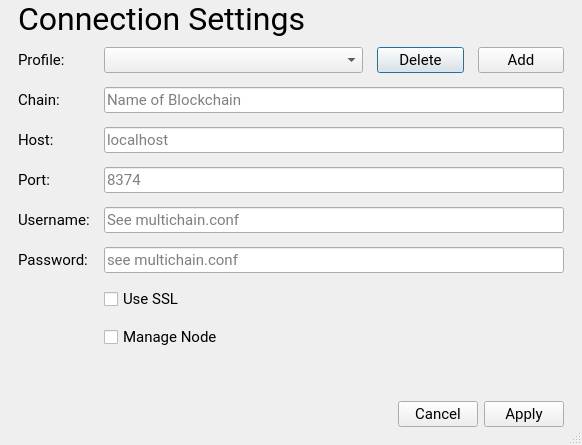
coblo/gui-demo, file app/ui/connection_settings.ui: the form before one commit.
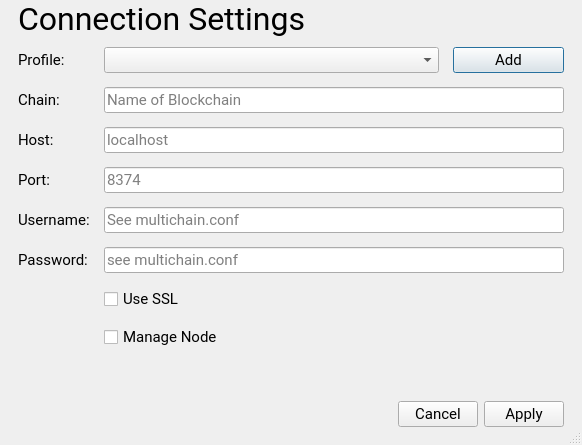
The form after the commit.

Commit message: - working connections profile dialog

What changed in the file:
```diff
--- a/app/ui/connection_settings.ui
+++ b/app/ui/connection_settings.ui
@@ -79,17 +79,10 @@
       </widget>
      </item>
      <item row="1" column="1">
-      <layout class="QHBoxLayout" name="layout_profile" stretch="6,2,2">
+      <layout class="QHBoxLayout" name="layout_profile" stretch="6,2">
        <item>
         <widget class="QComboBox" name="combo_profile"/>
        </item>
-       <item>
-        <widget class="QPushButton" name="btn_profile_delete">
-         <property name="text">
-          <string>Delete</string>
-         </property>
-        </widget>
-       </item>
        <item>
         <widget class="QPushButton" name="btn_profile_add">
          <property name="text">
```
Left out of the diff: 1 changed line with no effect on the pictures. The commit also changes 3 other files.
